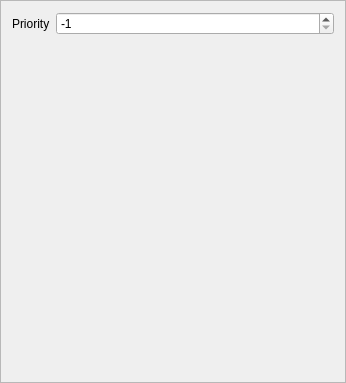
nem0/LumixEngine, file qteditor/QtEditor/propertywidgets/camerawidget.ui: the form before one commit.
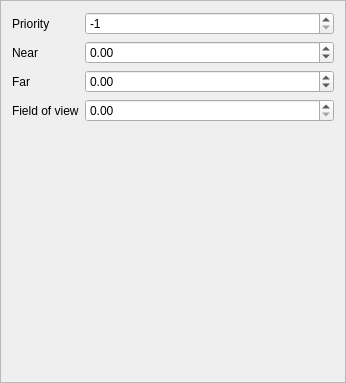
The form after the commit.

Diff of the .ui file:
```diff
--- a/qteditor/QtEditor/propertywidgets/camerawidget.ui
+++ b/qteditor/QtEditor/propertywidgets/camerawidget.ui
@@ -20,6 +20,9 @@
    <enum>QFrame::Raised</enum>
   </property>
   <layout class="QFormLayout" name="formLayout">
+   <property name="fieldGrowthPolicy">
+    <enum>QFormLayout::AllNonFixedFieldsGrow</enum>
+   </property>
    <item row="0" column="0">
     <widget class="QLabel" name="label">
      <property name="text">
@@ -40,6 +43,50 @@
      </property>
     </widget>
    </item>
+   <item row="1" column="0">
+    <widget class="QLabel" name="label_2">
+     <property name="text">
+      <string>Near</string>
+     </property>
+    </widget>
+   </item>
+   <item row="2" column="0">
+    <widget class="QLabel" name="label_3">
+     <property name="text">
+      <string>Far</string>
+     </property>
+    </widget>
+   </item>
+   <item row="3" column="0">
+    <widget class="QLabel" name="label_4">
+     <property name="text">
+      <string>Field of view</string>
+     </property>
+    </widget>
+   </item>
+   <item row="1" column="1">
+    <widget class="QDoubleSpinBox" name="nearInput">
+     <property name="minimum">
+      <double>-999999999.000000000000000</double>
+     </property>
+     <property name="maximum">
+      <double>999999999.000000000000000</double>
+     </property>
+    </widget>
+   </item>
+   <item row="3" column="1">
+    <widget class="QDoubleSpinBox" name="fovInput"/>
+   </item>
+   <item row="2" column="1">
+    <widget class="QDoubleSpinBox" name="farInput">
+     <property name="minimum">
+      <double>-999999999.000000000000000</double>
+     </property>
+     <property name="maximum">
+      <double>999999999.000000000000000</double>
+     </property>
+    </widget>
+   </item>
   </layout>
  </widget>
  <resources/>
```
